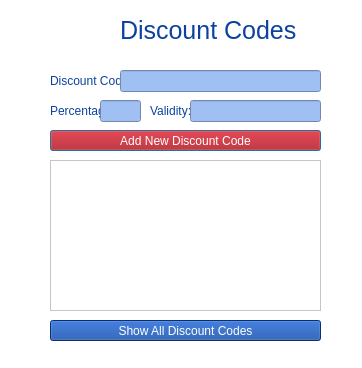
BigyaDhungana/Bhitti_v2, file Bhitti/discountcode.ui: the form before one commit.
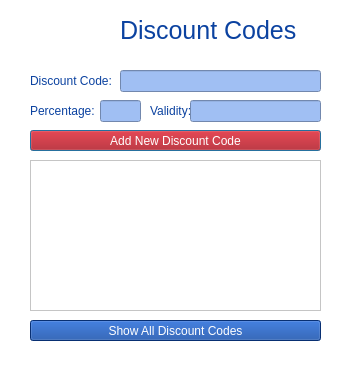
The form after the commit. Icons and pictures are not drawn.

The edit to the form file:
```diff
--- a/Bhitti/discountcode.ui
+++ b/Bhitti/discountcode.ui
@@ -38,9 +38,9 @@
   <widget class="QLabel" name="label_2">
    <property name="geometry">
     <rect>
-     <x>50</x>
+     <x>30</x>
      <y>70</y>
-     <width>71</width>
+     <width>91</width>
      <height>21</height>
     </rect>
    </property>
@@ -101,9 +101,9 @@
   <widget class="QPushButton" name="pushButton">
    <property name="geometry">
     <rect>
-     <x>50</x>
+     <x>30</x>
      <y>130</y>
-     <width>271</width>
+     <width>291</width>
      <height>21</height>
     </rect>
    </property>
@@ -123,9 +123,9 @@
   <widget class="QLabel" name="label_4">
    <property name="geometry">
     <rect>
-     <x>50</x>
+     <x>30</x>
      <y>100</y>
-     <width>51</width>
+     <width>71</width>
      <height>21</height>
     </rect>
    </property>
@@ -199,9 +199,9 @@
   <widget class="QTableView" name="tableView">
    <property name="geometry">
     <rect>
-     <x>50</x>
+     <x>30</x>
      <y>160</y>
-     <width>271</width>
+     <width>291</width>
      <height>151</height>
     </rect>
    </property>
@@ -209,9 +209,9 @@
   <widget class="QPushButton" name="pushButton_2">
    <property name="geometry">
     <rect>
-     <x>50</x>
+     <x>30</x>
      <y>320</y>
-     <width>271</width>
+     <width>291</width>
      <height>21</height>
     </rect>
    </property>
```
